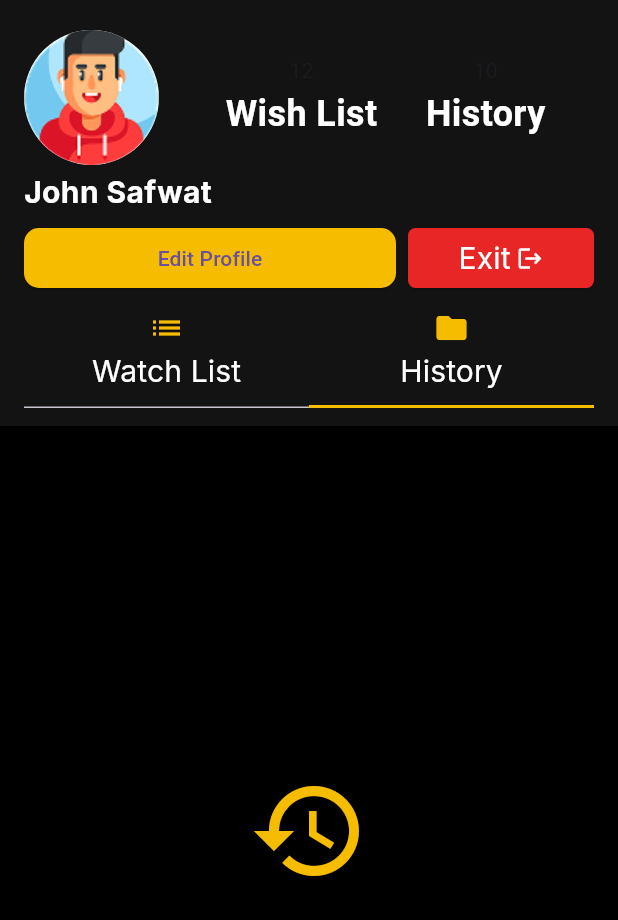
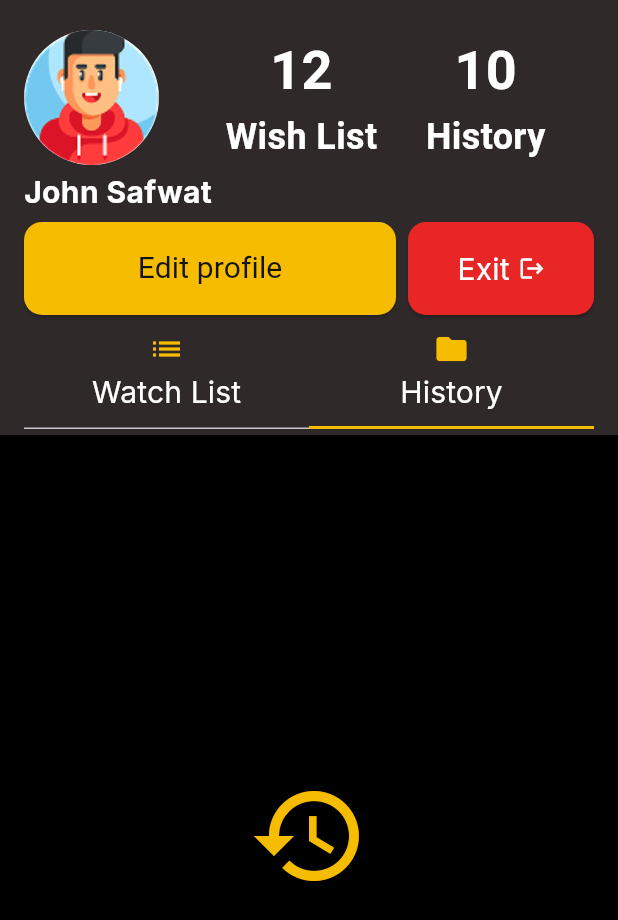
Before and after one commit to MohammedEhab0/Movies-Flutter, a Flutter app: the ProfileTab screen opened directly, tab 2 chosen, on a phone screen of 412 x 824 dp. Shown: the top 920 px of the screen. Run offline on Flutter 3.47's test engine with Material 3 defaults, Android fonts, the phone set to English and light mode, and no system bars; our stand-ins replace animated_toggle_switch, connectivity_plus, dartz, dio, easy_localization, flutter_bloc and 6 more; accounts and stored records are empty.

Commit message:
upadte profile Ui

```diff
--- a/lib/main.dart
+++ b/lib/main.dart
@@ -2,6 +2,7 @@ import 'package:easy_localization/easy_localization.dart';
 import 'package:flutter/material.dart';
 import 'package:flutter_bloc/flutter_bloc.dart';
 import 'package:movies/UI/auth/login/Login.dart';
+import 'package:movies/ui/homescreen/tabs/profile/profile_tab.dart';
 import 'package:movies/utils/my_BlocObserver.dart';
 import 'package:movies/ui/homescreen/home_screen.dart';
 import 'package:provider/provider.dart';
@@ -47,13 +48,10 @@ class MyApp extends StatelessWidget {
         title: 'Movies',
       initialRoute: Register.routeName,
       routes: {
-
         Login.routeName: (context) => Login(),
         Register.routeName: (context) => Register(),
         HomeScreen.routeName: (context) => HomeScreen(),
-
       },
        );
-
   }
 }
--- a/lib/ui/Widgets/CustomElevatedButton.dart
+++ b/lib/ui/Widgets/CustomElevatedButton.dart
@@ -7,11 +7,15 @@ import '../../utils/app_styles.dart';
 
 class CustomElevatedButton extends StatelessWidget {
   Function onPressed;
-
+  final IconData? icon;
   String textButton;
   Color bgColor;
-
-  CustomElevatedButton({required this.onPressed, required this.textButton,required this.bgColor});
+  final Color? textColor;
+  final TextStyle? textStyle;
+  CustomElevatedButton({required this.onPressed,this.icon ,required this.textButton,
+    required this.bgColor, this.textColor,
+     this.textStyle,
+    });
 
   @override
   Widget build(BuildContext context) {
@@ -30,12 +34,22 @@ class CustomElevatedButton extends StatelessWidget {
         },
         child: Row(
           mainAxisAlignment: MainAxisAlignment.center,
+          mainAxisSize: MainAxisSize.min,
+
           children: [
             Text(
               textButton,
-              style: AppStyles.regular20black,
+              style:textStyle ??
+                  AppStyles.regular20black.copyWith(
+                    color: textColor ?? AppColors.blackColor ,
             ),
+            ),
+        if (icon != null) ...[
+    const SizedBox(width: 6),
+    Icon(icon, color: textColor ?? AppColors.blackColor),
           ],
-        ));
+    ],
+        )
+    );
   }
 }
--- a/lib/ui/homescreen/tabs/profile/profile_tab.dart
+++ b/lib/ui/homescreen/tabs/profile/profile_tab.dart
@@ -1,4 +1,7 @@
+
+
 import 'package:flutter/material.dart';
+import 'package:movies/UI/Widgets/CustomElevatedButton.dart';
 import 'package:movies/utils/app_assets.dart';
 import 'package:movies/utils/app_colors.dart';
 
@@ -19,7 +22,7 @@ class ProfileTab extends StatelessWidget {
 
 
               Container(
-                height: 284,
+                height: 290,
                 color: AppColors.lightBlack,
                 padding:  EdgeInsets.symmetric(horizontal: 16, vertical: 20),
                 child: Column(
@@ -65,38 +68,31 @@ class ProfileTab extends StatelessWidget {
                       children: [
                         Expanded(
                           flex: 2,
-                          child: ElevatedButton(
-                            style: ElevatedButton.styleFrom(
-                              fixedSize: Size(10, 40),
-                              backgroundColor: AppColors.yellowColor,
-                              shape: RoundedRectangleBorder(borderRadius: BorderRadius.circular(10)),
+                          child: CustomElevatedButton(
+                            bgColor: AppColors.yellowColor,
+                            onPressed:(){
+
+                            },
+                            textButton: 'Edit profile',
                             ),
 
-                            onPressed: () {},
-                            child:  Text('Edit Profile', style: AppStyles.regular20Black),
                           ),
-                        ),
+
                         SizedBox(width: 8),
                         Expanded(
                           flex: 1,
-                          child: ElevatedButton(
-                            style: ElevatedButton.styleFrom(
-                              fixedSize: Size(10, 40),
+                          child: CustomElevatedButton(
 
-                              backgroundColor: AppColors.redColor,
-                              shape: RoundedRectangleBorder(borderRadius: BorderRadius.circular(5)),
+                            textButton: 'Exit',
+                            bgColor: AppColors.redColor,
+                            icon: Icons.logout,
+                            textColor: Colors.white,
+                            textStyle: AppStyles.regular20White,
+                            onPressed: () {
+                              // Action
+                            },
+                          )
 
-                            ),
-                            onPressed: () {},
-                            child:  Row(
-                              mainAxisAlignment: MainAxisAlignment.center,
-                              children: [
-                                Text('Exit', style:AppStyles.regular20White),
-                                SizedBox(width: 4,),
-                                Icon(Icons.logout, color: AppColors.whiteColor),
-                              ],
-                            ),
-                          ),
                         ),
                       ],
                     ),
--- a/lib/utils/app_assets.dart
+++ b/lib/utils/app_assets.dart
@@ -28,7 +28,7 @@ class AppAssets {
   static const String passwordIcon = "assets/images/passwordIcon.png";
   static const String phoneIcon = "assets/images/phoneIcon.png";
   static const String profileIcon = "assets/images/Profil.png";
-  static const String profileEmpty = "assets/images/profileEmpty.png";
+  static const String profileEmpty = "assets/images/profleEmpty.png";
   static const String search = "assets/images/search.png";
   static const String selectedExploreIcon =
       "assets/images/selectedExploreIcon.png";
--- a/lib/utils/app_colors.dart
+++ b/lib/utils/app_colors.dart
@@ -14,7 +14,7 @@ class AppColors{
   static const Color whiteColor=Color(0xffffffff);
   static const Color whiteBgColor=Color(0xfff0f0f0);
   static const Color greyColor=Color(0xff7b7b7b);
-
+  static const Color lightBlack = Color(0xFF2F2929);
   static const Color transparentColor = Colors.transparent;
 
 
--- a/lib/utils/app_styles.dart
+++ b/lib/utils/app_styles.dart
@@ -112,5 +112,9 @@ import 'app_colors.dart';
   static TextStyle medium20White =GoogleFonts.inter(
   fontSize:20,fontWeight: FontWeight.w500,color: AppColors.whiteColor
   );
+  static TextStyle bold36White = GoogleFonts.roboto(
+      fontSize: 36, fontWeight: FontWeight.w700, color: AppColors.whiteColor);
+  static TextStyle regular20Black = GoogleFonts.roboto(
+      fontSize: 20, fontWeight: FontWeight.w400, color: AppColors.blackColor);
 
   }
--- a/pubspec.yaml
+++ b/pubspec.yaml
@@ -45,7 +45,6 @@ dependencies:
   dio: ^5.8.0+1
   connectivity_plus: ^5.0.2
   flutter_bloc: ^9.1.1
-  lite_rolling_switch: ^1.0.1
   icons_plus: ^5.0.0
   animated_toggle_switch: ^0.8.5
   injectable: ^2.3.5
```
Also changed, not shown: pubspec.lock, 1 other file.
